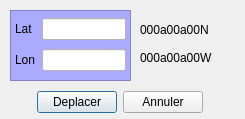
Before: the Qt Designer form src/Ui/realBoatPosition.ui in nohal/qtVlm, drawn with Qt 5.
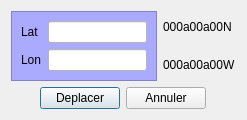
After: the same form once the commit is applied.

The edit to the form file:
```diff
--- a/src/Ui/realBoatPosition.ui
+++ b/src/Ui/realBoatPosition.ui
@@ -6,22 +6,18 @@
    <rect>
     <x>0</x>
     <y>0</y>
-    <width>245</width>
-    <height>119</height>
+    <width>247</width>
+    <height>104</height>
    </rect>
   </property>
   <property name="windowTitle">
    <string>Position du bateau</string>
   </property>
+  <layout class="QVBoxLayout" name="verticalLayout_2">
+   <item>
+    <layout class="QHBoxLayout" name="horizontalLayout_2">
+     <item>
   <widget class="QFrame" name="frame_3">
-   <property name="geometry">
-    <rect>
-     <x>10</x>
-     <y>10</y>
-     <width>121</width>
-     <height>71</height>
-    </rect>
-   </property>
    <property name="styleSheet">
     <string notr="true">background-color: rgb(170, 170, 255);</string>
    </property>
@@ -31,24 +27,18 @@
    <property name="frameShadow">
     <enum>QFrame::Raised</enum>
    </property>
-   <widget class="QWidget" name="layoutWidget">
-    <property name="geometry">
-     <rect>
-      <x>5</x>
-      <y>5</y>
-      <width>111</width>
-      <height>61</height>
-     </rect>
-    </property>
-    <layout class="QGridLayout" name="gridLayout_4">
-     <item row="0" column="0">
+       <layout class="QFormLayout" name="formLayout">
+        <property name="fieldGrowthPolicy">
+         <enum>QFormLayout::ExpandingFieldsGrow</enum>
+        </property>
+        <item row="1" column="0">
       <widget class="QLabel" name="label">
        <property name="text">
         <string>Lat</string>
        </property>
       </widget>
      </item>
-     <item row="0" column="1">
+        <item row="1" column="1">
       <widget class="QLineEdit" name="lat">
        <property name="styleSheet">
         <string notr="true">background-color: rgb(255, 255, 255);</string>
@@ -58,14 +48,14 @@
        </property>
       </widget>
      </item>
-     <item row="1" column="0">
+        <item row="2" column="0">
       <widget class="QLabel" name="label_2">
        <property name="text">
         <string>Lon</string>
        </property>
       </widget>
      </item>
-     <item row="1" column="1">
+        <item row="2" column="1">
       <widget class="QLineEdit" name="lon">
        <property name="styleSheet">
         <string notr="true">background-color: rgb(255, 255, 255);</string>
@@ -74,35 +64,11 @@
      </item>
     </layout>
    </widget>
-  </widget>
-  <widget class="QLabel" name="conv_lon">
-   <property name="geometry">
-    <rect>
-     <x>140</x>
-     <y>50</y>
-     <width>91</width>
-     <height>16</height>
-    </rect>
-   </property>
-   <property name="font">
-    <font>
-     <weight>50</weight>
-     <bold>false</bold>
-    </font>
-   </property>
-   <property name="text">
-    <string>000a00a00W</string>
-   </property>
-  </widget>
+     </item>
+     <item>
+      <layout class="QVBoxLayout" name="verticalLayout">
+       <item>
   <widget class="QLabel" name="conv_lat">
-   <property name="geometry">
-    <rect>
-     <x>140</x>
-     <y>20</y>
-     <width>91</width>
-     <height>20</height>
-    </rect>
-   </property>
    <property name="font">
     <font>
      <weight>50</weight>
@@ -113,15 +79,25 @@
     <string>000a00a00N</string>
    </property>
   </widget>
-  <widget class="QWidget" name="layoutWidget">
-   <property name="geometry">
-    <rect>
-     <x>0</x>
-     <y>90</y>
-     <width>241</width>
-     <height>25</height>
-    </rect>
-   </property>
+       </item>
+       <item>
+        <widget class="QLabel" name="conv_lon">
+         <property name="font">
+          <font>
+           <weight>50</weight>
+           <bold>false</bold>
+          </font>
+         </property>
+         <property name="text">
+          <string>000a00a00W</string>
+         </property>
+        </widget>
+       </item>
+      </layout>
+     </item>
+    </layout>
+   </item>
+   <item>
    <layout class="QHBoxLayout" name="horizontalLayout">
     <item>
      <spacer name="horizontalSpacer_4">
@@ -176,7 +152,8 @@
      </spacer>
     </item>
    </layout>
-  </widget>
+   </item>
+  </layout>
  </widget>
  <resources/>
  <connections>
```
Lines whose indentation alone changed are shown as unchanged.
